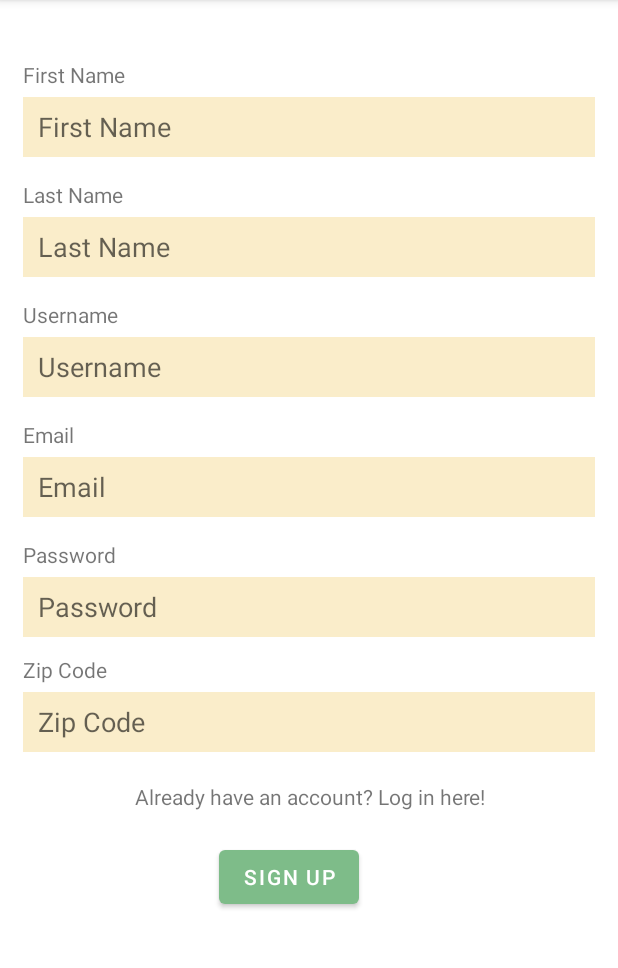
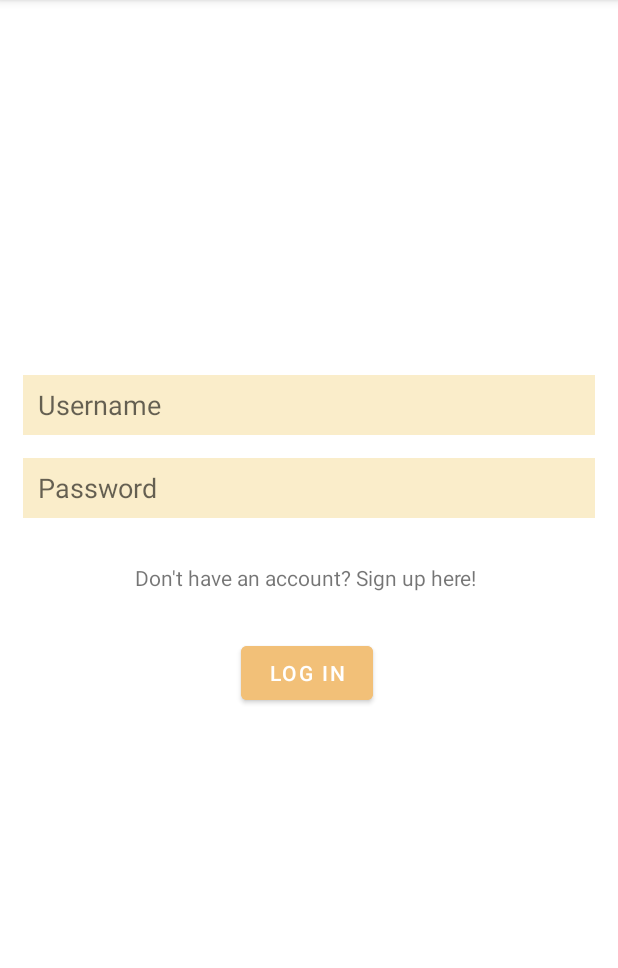
Before and after one commit to emilysu01/farmersmarket, an Android app: the screen it shows after launch (SignUpActivity before the commit, LoginActivity after it), on a phone screen of 412 x 824 dp, the part 84-1052 px from its top. Run offline under Robolectric (Android 15) with nearby library versions, the phone set to English and light mode, and no system bars; libraries missing offline, so code that uses them is left out: com.parse; 2 statements that could not run were skipped.

Commit message:
Cleaned up code

```diff
--- a/app/src/main/AndroidManifest.xml
+++ b/app/src/main/AndroidManifest.xml
@@ -21,8 +21,8 @@
         android:supportsRtl="true"
         android:theme="@style/Theme.FarmersMarket"
         android:usesCleartextTraffic="true">
-        <activity android:name=".activities.LoginActivity"></activity>
-        <activity android:name=".activities.SignUpActivity">
+        <activity android:name=".activities.SignUpActivity"></activity>
+        <activity android:name=".activities.LoginActivity">
             <intent-filter>
                 <action android:name="android.intent.action.MAIN" />
 
--- a/app/src/main/res/layout/activity_login.xml
+++ b/app/src/main/res/layout/activity_login.xml
@@ -9,37 +9,54 @@
     <EditText
         android:id="@+id/etUsername"
         android:layout_width="match_parent"
-        android:layout_height="wrap_content"
+        android:layout_height="40dp"
         android:layout_centerHorizontal="true"
         android:layout_marginStart="15dp"
         android:layout_marginTop="250dp"
         android:layout_marginEnd="15dp"
+        android:background="@color/light_yellow"
         android:ems="10"
         android:hint="Username"
-        android:inputType="textPersonName" />
+        android:inputType="textPersonName"
+        android:paddingStart="10dp" />
 
     <EditText
         android:id="@+id/etPassword"
         android:layout_width="match_parent"
-        android:layout_height="wrap_content"
+        android:layout_height="40dp"
         android:layout_below="@+id/etUsername"
         android:layout_marginStart="15dp"
         android:layout_marginTop="15dp"
         android:layout_marginEnd="15dp"
+        android:background="@color/light_yellow"
         android:ems="10"
         android:hint="Password"
-        android:inputType="textPassword" />
+        android:inputType="textPassword"
+        android:paddingStart="10dp" />
+
+    <TextView
+        android:id="@+id/tvSignUp"
+        android:layout_width="wrap_content"
+        android:layout_height="wrap_content"
+        android:layout_below="@+id/etPassword"
+        android:layout_alignParentStart="true"
+        android:layout_centerHorizontal="true"
+        android:layout_marginStart="90dp"
+        android:layout_marginTop="30dp"
+        android:text="Don't have an account? Sign up here!" />
 
     <Button
         android:id="@+id/btnLogin"
-        android:layout_width="match_parent"
+        android:layout_width="wrap_content"
         android:layout_height="wrap_content"
-        android:layout_below="@+id/etPassword"
+        android:layout_below="@+id/tvSignUp"
+        android:layout_alignParentEnd="true"
+        android:layout_centerHorizontal="true"
         android:layout_gravity="center"
         android:layout_marginStart="15dp"
-        android:layout_marginTop="15dp"
-        android:layout_marginEnd="15dp"
-        android:backgroundTint="@color/dark_green"
+        android:layout_marginTop="30dp"
+        android:layout_marginEnd="163dp"
+        android:backgroundTint="@color/light_orage"
         android:text="Log In" />
 
 </RelativeLayout>
--- a/app/src/main/res/layout/activity_sign_up.xml
+++ b/app/src/main/res/layout/activity_sign_up.xml
@@ -16,7 +16,7 @@
         android:layout_alignParentStart="true"
         android:layout_alignParentTop="true"
         android:layout_marginStart="15dp"
-        android:layout_marginTop="40dp"
+        android:layout_marginTop="15dp"
         android:text="First Name"
         tools:layout_editor_absoluteX="31dp"
         tools:layout_editor_absoluteY="36dp" />
@@ -195,8 +195,9 @@
         android:layout_centerInParent="false"
         android:layout_centerHorizontal="true"
         android:layout_centerVertical="false"
-        android:layout_marginStart="146dp"
+        android:layout_marginStart="157dp"
         android:layout_marginTop="20dp"
+        android:backgroundTint="@color/light_orage"
         android:text="Sign Up" />
 
     <TextView
```
Also changed, not shown: app/src/main/java/com/example/farmersmarket/activities/LoginActivity.java (+36 -6 lines), app/src/main/java/com/example/farmersmarket/activities/MainActivity.java (+11 -14 lines), app/src/main/java/com/example/farmersmarket/activities/SignUpActivity.java (+39 -7 lines).
